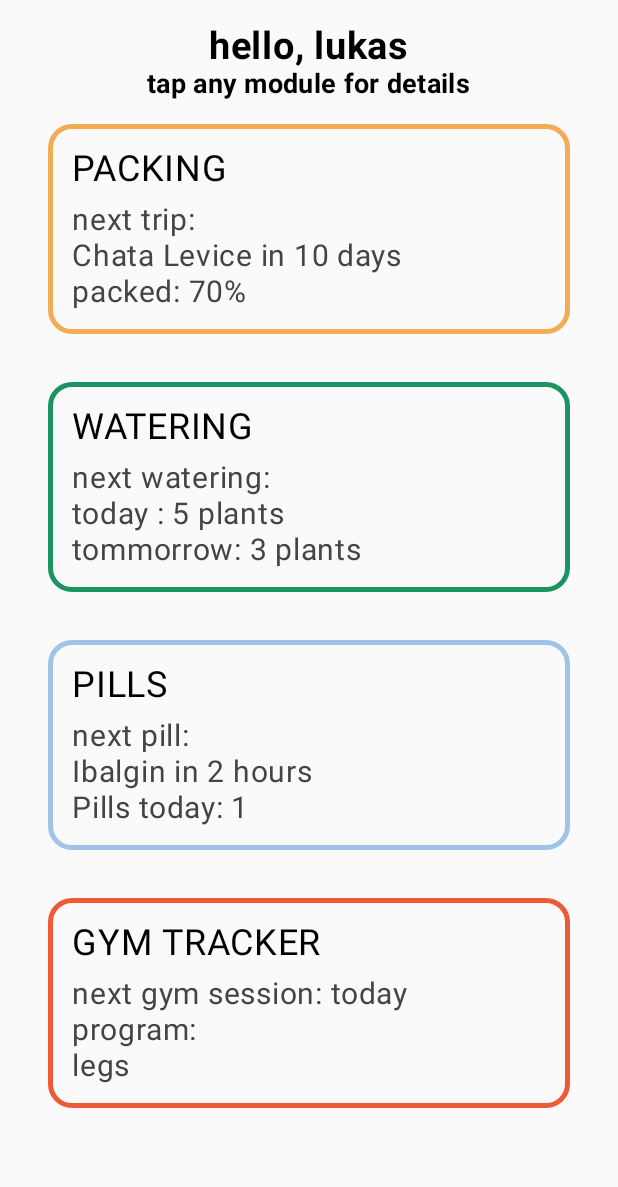
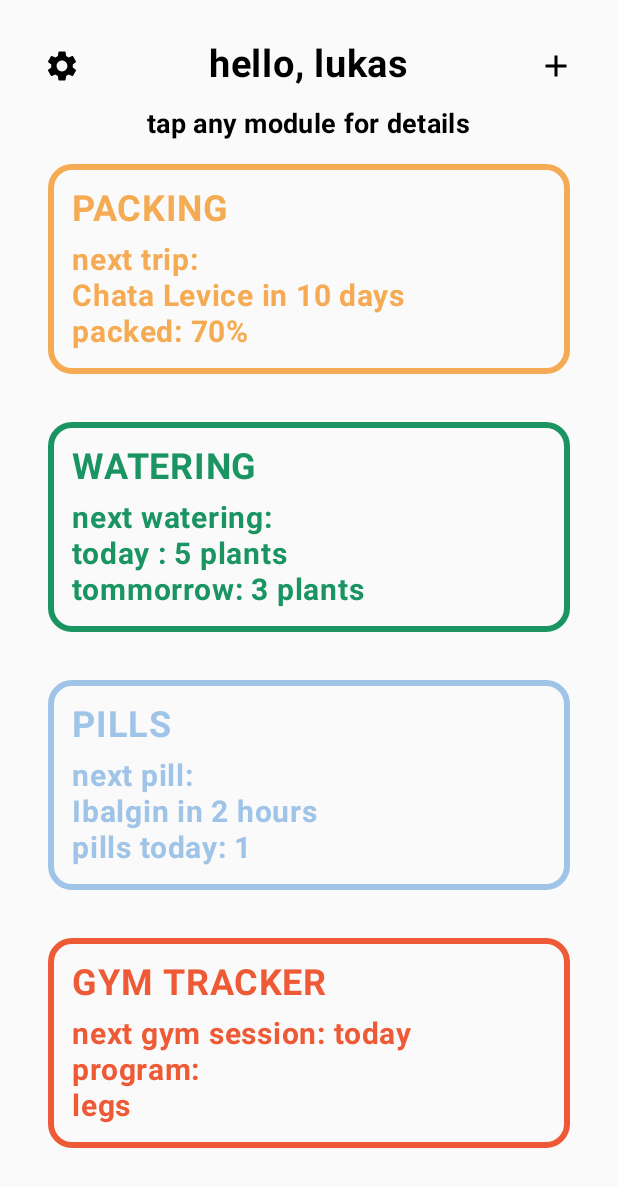
Before and after one commit to lukaschymcak/Android_TaskApp, an Android app built with Jetpack Compose: the screen it shows after launch (MainActivity), on a phone screen of 412 x 824 dp. Shown: the top 1187 px of the screen. Run offline under Robolectric (Android 15) with nearby library versions, the phone set to English and light mode, and no system bars.

Commit message:
edited home screen ui

```diff
--- a/app/src/main/java/com/example/mytaskapp/GymModuleExample.kt
+++ b/app/src/main/java/com/example/mytaskapp/GymModuleExample.kt
@@ -15,11 +15,13 @@ import androidx.compose.runtime.Composable
 import androidx.compose.ui.Alignment
 import androidx.compose.ui.Modifier
 import androidx.compose.ui.graphics.Color
+import androidx.compose.ui.text.font.FontWeight
 import androidx.compose.ui.text.style.TextAlign
 import androidx.compose.ui.unit.dp
 import androidx.compose.ui.unit.sp
 import com.example.mytaskapp.ui.theme.OurBlue
 import com.example.mytaskapp.ui.theme.OurRed
+import com.example.mytaskapp.ui.theme.OurRedLight
 import com.example.mytaskapp.ui.theme.OurYellow
 
 
@@ -34,7 +36,7 @@ fun GymModuleExample() {
             .padding(16.dp)
             .fillMaxWidth()
             .wrapContentHeight(),
-        border = BorderStroke(3.dp, OurRed)
+        border = BorderStroke(4.dp, OurRed)
     ) {
         Column(
             modifier = Modifier
@@ -45,27 +47,31 @@ fun GymModuleExample() {
             Text(
                 text = "GYM TRACKER",
                 fontSize = 24.sp,
+                fontWeight = FontWeight.Bold,
                 textAlign = TextAlign.Start,
-                color = Color.Black
+                color = OurRed
             )
             Spacer(modifier = Modifier.height(8.dp))
             Text(
                 text = "next gym session: today",
                 fontSize = 20.sp,
+                fontWeight = FontWeight.Bold,
                 textAlign = TextAlign.Left,
-                color = Color.DarkGray
+                color = OurRed
             )
             Text(
                 text = "program:",
                 fontSize = 20.sp,
+                fontWeight = FontWeight.Bold,
                 textAlign = TextAlign.Left,
-                color = Color.DarkGray
+                color = OurRed
             )
             Text(
                 text = "legs",
                 fontSize = 20.sp,
+                fontWeight = FontWeight.Bold,
                 textAlign = TextAlign.Left,
-                color = Color.DarkGray
+                color = OurRed
             )
         }
     }
--- a/app/src/main/java/com/example/mytaskapp/HomeScreen.kt
+++ b/app/src/main/java/com/example/mytaskapp/HomeScreen.kt
@@ -2,9 +2,15 @@ package com.example.mytaskapp
 
 import androidx.compose.foundation.layout.Arrangement
 import androidx.compose.foundation.layout.Column
+import androidx.compose.foundation.layout.Row
 import androidx.compose.foundation.layout.fillMaxSize
+import androidx.compose.foundation.layout.offset
 import androidx.compose.foundation.layout.padding
 import androidx.compose.foundation.layout.paddingFromBaseline
+import androidx.compose.material.icons.Icons
+import androidx.compose.material.icons.filled.Add
+import androidx.compose.material.icons.filled.Settings
+import androidx.compose.material3.Icon
 import androidx.compose.material3.MaterialTheme
 import androidx.compose.material3.Text
 import androidx.compose.runtime.Composable
@@ -26,20 +32,36 @@ fun HomeScreen() {
                 Arrangement.Top,
                 Alignment.CenterHorizontally
     ) {
-        Text(
-            text = "hello, lukas",
 
-            fontSize = 25.sp,
-            style = MaterialTheme.typography.bodyLarge,
-            fontWeight = FontWeight.Bold,
-            modifier = Modifier.paddingFromBaseline(top = 16.dp)
-        )
+        Row {
+            Icon(
+                imageVector = Icons.Default.Settings,
+                contentDescription = "Settings",
+                modifier = Modifier.padding(16.dp).offset(x = (-70).dp),
+            )
+
+            Text(
+                text = "hello, lukas",
+                fontSize = 25.sp,
+                style = MaterialTheme.typography.bodyLarge,
+                fontWeight = FontWeight.Bold,
+                modifier = Modifier.paddingFromBaseline(top = 35.dp)
+            )
+            Icon(
+                imageVector = Icons.Default.Add,
+                contentDescription = "Add",
+                modifier = Modifier.padding(16.dp).offset(x = 70.dp),
+            )
+
+        }
         Text(
             text = "tap any module for details",
             fontSize = 18.sp,
             style = MaterialTheme.typography.bodyMedium,
             fontWeight = FontWeight.Bold,
         )
+
+
         PackingModuleExample()
         WateringModuleExample()
         PillModuleExample()
--- a/app/src/main/java/com/example/mytaskapp/PackingModule.kt
+++ b/app/src/main/java/com/example/mytaskapp/PackingModule.kt
@@ -15,6 +15,7 @@ import androidx.compose.runtime.Composable
 import androidx.compose.ui.Alignment
 import androidx.compose.ui.Modifier
 import androidx.compose.ui.graphics.Color
+import androidx.compose.ui.text.font.FontWeight
 import androidx.compose.ui.text.style.TextAlign
 import androidx.compose.ui.unit.dp
 import androidx.compose.ui.unit.sp
@@ -32,7 +33,7 @@ fun PackingModuleExample() {
             .padding(16.dp)
             .fillMaxWidth()
             .wrapContentHeight(),
-        border = BorderStroke(3.dp, OurYellow)
+        border = BorderStroke(4.dp, OurYellow)
     ) {
         Column(
             modifier = Modifier
@@ -43,27 +44,31 @@ fun PackingModuleExample() {
             Text(
                 text = "PACKING",
                 fontSize = 24.sp,
+                fontWeight = FontWeight.Bold,
                 textAlign = TextAlign.Start,
-                color = Color.Black
+                color = OurYellow
             )
             Spacer(modifier = Modifier.height(8.dp))
             Text(
                 text = "next trip: ",
                 fontSize = 20.sp,
+                fontWeight = FontWeight.Bold,
                 textAlign = TextAlign.Left,
-                color = Color.DarkGray
+                color = OurYellow
             )
             Text(
                 text = "Chata Levice in 10 days ",
                 fontSize = 20.sp,
+                fontWeight = FontWeight.Bold,
                 textAlign = TextAlign.Left,
-                color = Color.DarkGray
+                color = OurYellow
             )
             Text(
                 text = "packed: 70%",
                 fontSize = 20.sp,
+                fontWeight = FontWeight.Bold,
                 textAlign = TextAlign.Left,
-                color = Color.DarkGray
+                color = OurYellow
             )
         }
     }
--- a/app/src/main/java/com/example/mytaskapp/PillModuleExample.kt
+++ b/app/src/main/java/com/example/mytaskapp/PillModuleExample.kt
@@ -15,11 +15,12 @@ import androidx.compose.runtime.Composable
 import androidx.compose.ui.Alignment
 import androidx.compose.ui.Modifier
 import androidx.compose.ui.graphics.Color
+import androidx.compose.ui.text.font.FontWeight
 import androidx.compose.ui.text.style.TextAlign
 import androidx.compose.ui.unit.dp
 import androidx.compose.ui.unit.sp
 import com.example.mytaskapp.ui.theme.OurBlue
-import com.example.mytaskapp.ui.theme.OurYellow
+
 
 
 @Composable
@@ -33,7 +34,7 @@ fun PillModuleExample() {
             .padding(16.dp)
             .fillMaxWidth()
             .wrapContentHeight(),
-        border = BorderStroke(3.dp, OurBlue)
+        border = BorderStroke(4.dp, OurBlue)
     ) {
         Column(
             modifier = Modifier
@@ -44,27 +45,31 @@ fun PillModuleExample() {
             Text(
                 text = "PILLS",
                 fontSize = 24.sp,
+                fontWeight = FontWeight.Bold,
                 textAlign = TextAlign.Start,
-                color = Color.Black
+                color = OurBlue
             )
             Spacer(modifier = Modifier.height(8.dp))
             Text(
                 text = "next pill: ",
                 fontSize = 20.sp,
+                fontWeight = FontWeight.Bold,
                 textAlign = TextAlign.Left,
-                color = Color.DarkGray
+                color = OurBlue
             )
             Text(
                 text = "Ibalgin in 2 hours",
                 fontSize = 20.sp,
+                fontWeight = FontWeight.Bold,
                 textAlign = TextAlign.Left,
-                color = Color.DarkGray
+                color = OurBlue
             )
             Text(
-                text = "Pills today: 1",
+                text = "pills today: 1",
                 fontSize = 20.sp,
+                fontWeight = FontWeight.Bold,
                 textAlign = TextAlign.Left,
-                color = Color.DarkGray
+                color = OurBlue
             )
         }
     }
--- a/app/src/main/java/com/example/mytaskapp/WateringModuleExample.kt
+++ b/app/src/main/java/com/example/mytaskapp/WateringModuleExample.kt
@@ -16,10 +16,12 @@ import androidx.compose.runtime.Composable
 import androidx.compose.ui.Alignment
 import androidx.compose.ui.Modifier
 import androidx.compose.ui.graphics.Color
+import androidx.compose.ui.text.font.FontWeight
 import androidx.compose.ui.text.style.TextAlign
 import androidx.compose.ui.unit.dp
 import androidx.compose.ui.unit.sp
 import com.example.mytaskapp.ui.theme.OurGreen
+import com.example.mytaskapp.ui.theme.OurGreenLight
 
 
 @Composable
@@ -33,7 +35,7 @@ fun WateringModuleExample() {
             .padding(16.dp)
             .fillMaxWidth()
             .wrapContentHeight(),
-        border = BorderStroke(3.dp, OurGreen)
+        border = BorderStroke(4.dp, OurGreen)
     ) {
         Column(
             modifier = Modifier
@@ -44,27 +46,32 @@ fun WateringModuleExample() {
             Text(
                 text = "WATERING",
                 fontSize = 24.sp,
+                fontWeight = FontWeight.Bold,
                 textAlign = TextAlign.Start,
-                color = Color.Black
+                color = OurGreen
             )
             Spacer(modifier = Modifier.height(8.dp))
             Text(
                 text = "next watering: ",
                 fontSize = 20.sp,
+                fontWeight = FontWeight.Bold,
                 textAlign = TextAlign.Left,
-                color = Color.DarkGray
+                color = OurGreen
             )
             Text(
                 text = "today : 5 plants ",
                 fontSize = 20.sp,
+                fontWeight = FontWeight.Bold,
+
                 textAlign = TextAlign.Left,
-                color = Color.DarkGray
+                color = OurGreen
             )
             Text(
                 text = "tommorrow: 3 plants",
                 fontSize = 20.sp,
+                fontWeight = FontWeight.Bold,
                 textAlign = TextAlign.Left,
-                color = Color.DarkGray
+                color = OurGreen
             )
         }
     }
--- a/app/src/main/java/com/example/mytaskapp/ui/theme/Color.kt
+++ b/app/src/main/java/com/example/mytaskapp/ui/theme/Color.kt
@@ -15,3 +15,9 @@ val OurGreen = Color(0xFF1A9562)
 val OurRed = Color(0xFFEE5A36)
 val OurBlue = Color(0xFF9FC4E8)
 val OurPurple = Color(0xFFCFA4CC)
+
+val OurYellowLight = Color(0xFFF9DAB5)
+val OurGreenLight = Color(0xFFA6E7CC)
+val OurRedLight = Color(0xFFF3B5A5)
+val OurBlueLight = Color(0xFFD3E6F8)
+val OurPurpleLight = Color(0xFFF2DAF1)
```
